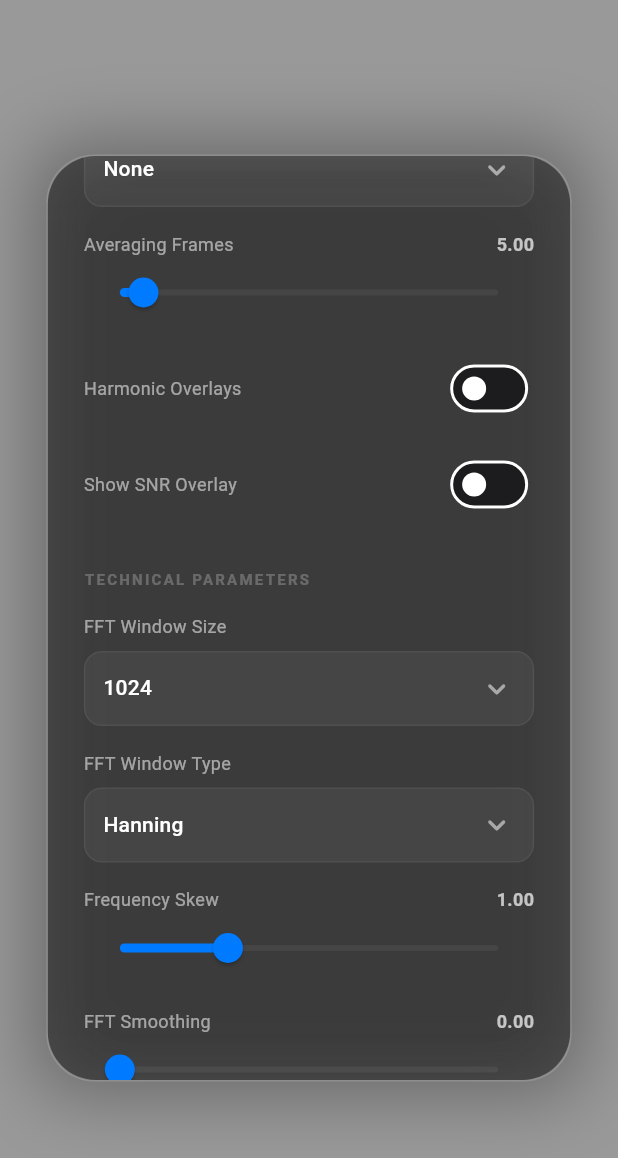
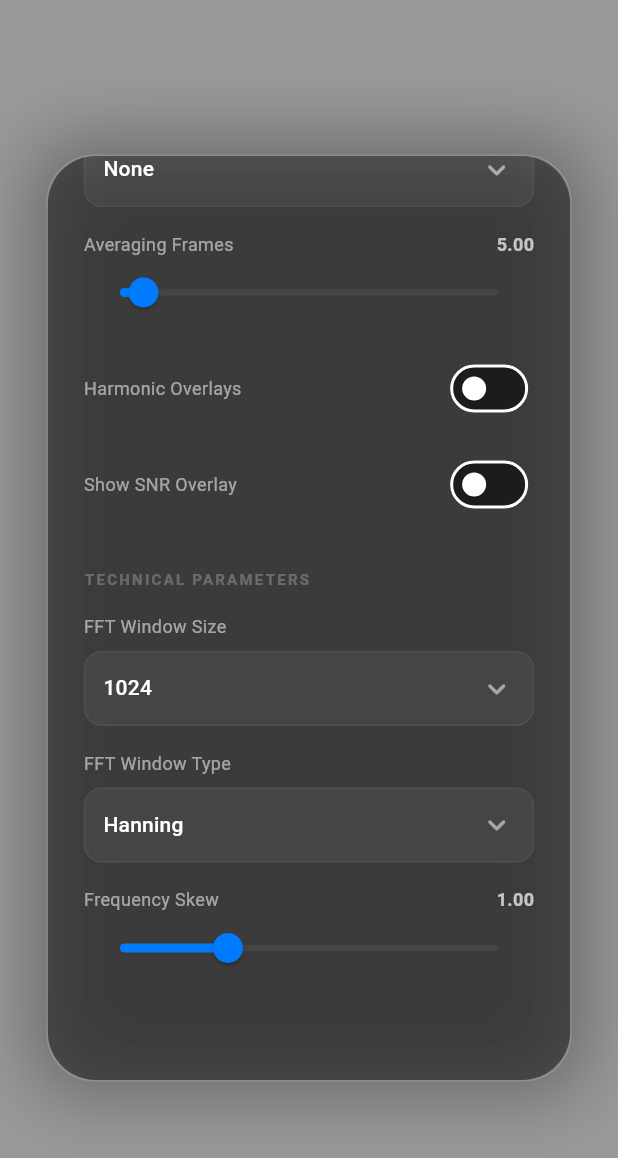
Before and after one commit to pedro16797/Spectral, a Flutter app: the SettingsView screen opened directly with empty values, scrolled down 641 dp, on a phone screen of 412 x 824 dp. Shown: the top 1158 px of the screen. Run offline on Flutter 3.47's test engine with Material 3 defaults, Android fonts, the phone set to English and light mode, and no system bars; our stand-ins replace shared_preferences; missing offline and left inert: dart:ffi, fftea, libusb_android, libusb_android_helper, mp_audio_stream, record; accounts and stored records are empty.

Commit message:
Final optimizations: Refactor FFT processing and remove redundant smoothing
- Refactored `FftService` to use a high-performance circular buffer (`Float64List`) and pre-allocated work buffers, drastically reducing GC pressure.
- Implemented buffer reuse in `AudioUtils` and `AudioCaptureService` for normalization and decimation.
- Optimized UI painters (`WaterfallPainter`, `FftBarChartPainter`) by pre-calculating frequency skew indices and using log-scaling constants.
- Removed the redundant `fftSmoothing` setting in favor of the more robust FFT averaging modes in `FftService`.
- Enhanced application stability with `try-catch` blocks and `mounted` checks in the real-time signal processing loop.
- Added `Semantics` labels to capture controls for better accessibility and reliable automated verification.
- Verified all changes with a full test suite and manual UI inspection.

Co-authored-by: pedro16797 <62699562+pedro16797@users.noreply.github.com>

```diff
--- a/lib/main.dart
+++ b/lib/main.dart
@@ -452,20 +452,11 @@ class _SpectralHomePageState extends State<SpectralHomePage> with TickerProvider
     if (rawFft.isEmpty) return;
 
     final double sensitivity = _sensitivity;
-    final double smoothing = widget.settings.fftSmoothing;
-    final double alpha = 1.0 - smoothing;
 
     List<double> adjustedFft;
-    if (smoothing > 0 && _currentFftData.length == rawFft.length) {
-      adjustedFft = List<double>.filled(rawFft.length, 0);
-      for (int i = 0; i < rawFft.length; i++) {
-        adjustedFft[i] = (rawFft[i] * sensitivity) * alpha + (_currentFftData[i] * (1.0 - alpha));
-      }
-    } else {
-      adjustedFft = List<double>.filled(rawFft.length, 0);
-      for (int i = 0; i < rawFft.length; i++) {
-        adjustedFft[i] = rawFft[i] * sensitivity;
-      }
+    adjustedFft = List<double>.filled(rawFft.length, 0);
+    for (int i = 0; i < rawFft.length; i++) {
+      adjustedFft[i] = rawFft[i] * sensitivity;
     }
 
     _currentFftData = adjustedFft;
--- a/lib/src/core/settings_model.dart
+++ b/lib/src/core/settings_model.dart
@@ -48,7 +48,6 @@ class AppSettings {
   final FftWindowType fftWindowType;
   final String language;
   final double frequencySkew;
-  final double fftSmoothing;
   final bool peakHoldEnabled;
   final FftAveragingMode fftAveragingMode;
   final int fftAveragingCount;
@@ -70,7 +69,6 @@ class AppSettings {
     this.fftWindowType = FftWindowType.hanning,
     this.language = 'en',
     this.frequencySkew = 1.0,
-    this.fftSmoothing = 0.0,
     this.peakHoldEnabled = false,
     this.fftAveragingMode = FftAveragingMode.none,
     this.fftAveragingCount = 5,
@@ -93,7 +91,6 @@ class AppSettings {
     FftWindowType? fftWindowType,
     String? language,
     double? frequencySkew,
-    double? fftSmoothing,
     bool? peakHoldEnabled,
     FftAveragingMode? fftAveragingMode,
     int? fftAveragingCount,
@@ -115,7 +112,6 @@ class AppSettings {
       fftWindowType: fftWindowType ?? this.fftWindowType,
       language: language ?? this.language,
       frequencySkew: frequencySkew ?? this.frequencySkew,
-      fftSmoothing: fftSmoothing ?? this.fftSmoothing,
       peakHoldEnabled: peakHoldEnabled ?? this.peakHoldEnabled,
       fftAveragingMode: fftAveragingMode ?? this.fftAveragingMode,
       fftAveragingCount: fftAveragingCount ?? this.fftAveragingCount,
@@ -140,7 +136,6 @@ class AppSettings {
       'fftWindowType': fftWindowType.name,
       'language': language,
       'frequencySkew': frequencySkew,
-      'fftSmoothing': fftSmoothing,
       'peakHoldEnabled': peakHoldEnabled,
       'fftAveragingMode': fftAveragingMode.name,
       'fftAveragingCount': fftAveragingCount,
@@ -177,7 +172,6 @@ class AppSettings {
       ),
       language: map['language'] ?? 'en',
       frequencySkew: (map['frequencySkew'] ?? 1.0).toDouble(),
-      fftSmoothing: (map['fftSmoothing'] ?? 0.0).toDouble(),
       peakHoldEnabled: map['peakHoldEnabled'] ?? false,
       fftAveragingMode: FftAveragingMode.values.firstWhere(
         (e) => e.name == (map['fftAveragingMode'] ?? 'none'),
--- a/lib/src/ui/settings_view.dart
+++ b/lib/src/ui/settings_view.dart
@@ -295,14 +295,6 @@ class _SettingsViewState extends State<SettingsView> {
                           max: 3.0,
                           onChanged: (val) => _updateSettings(_currentSettings.copyWith(frequencySkew: val)),
                         ),
-                        const SizedBox(height: 16),
-                        _buildSlider(
-                          label: LocalizationHelper.get('settings.fft_smoothing'),
-                          value: _currentSettings.fftSmoothing,
-                          min: 0.0,
-                          max: 0.95,
-                          onChanged: (val) => _updateSettings(_currentSettings.copyWith(fftSmoothing: val)),
-                        ),
                         const SizedBox(height: 40),
                       ],
                     ),
--- a/resources/locales/en.json
+++ b/resources/locales/en.json
@@ -27,7 +27,6 @@
     "fft_window_size": "FFT Window Size",
     "fft_window_type": "FFT Window Type",
     "frequency_skew": "Frequency Skew",
-    "fft_smoothing": "FFT Smoothing",
     "peak_hold": "Peak Hold",
     "averaging_mode": "FFT Averaging",
     "averaging_count": "Averaging Frames",
```
